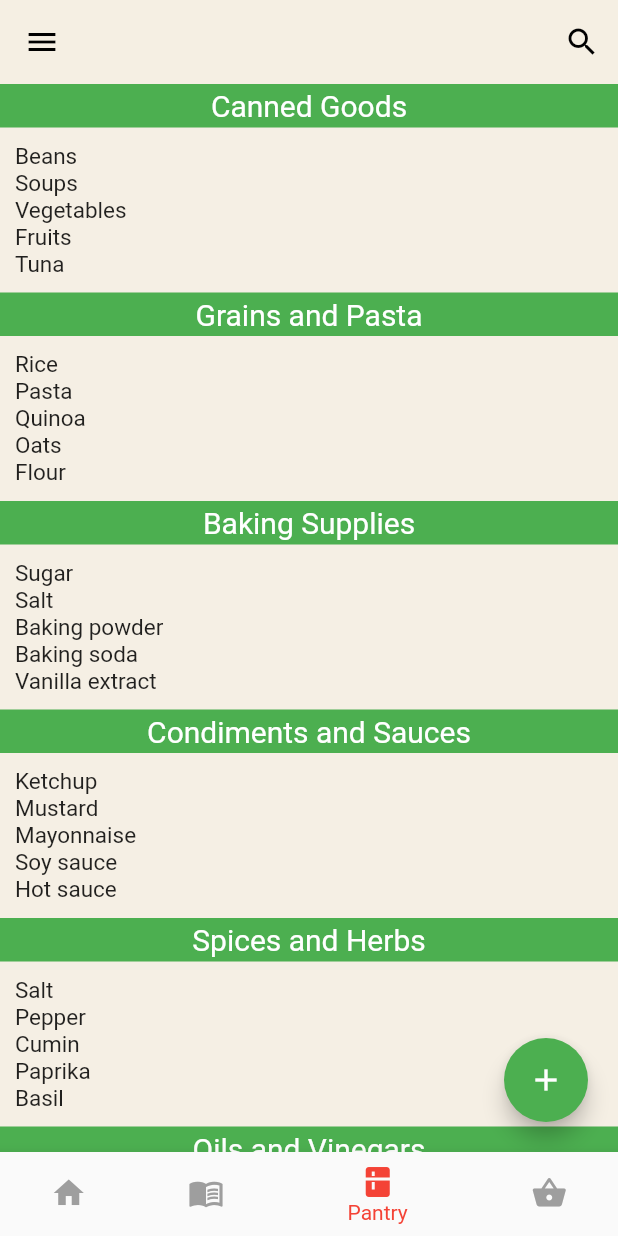
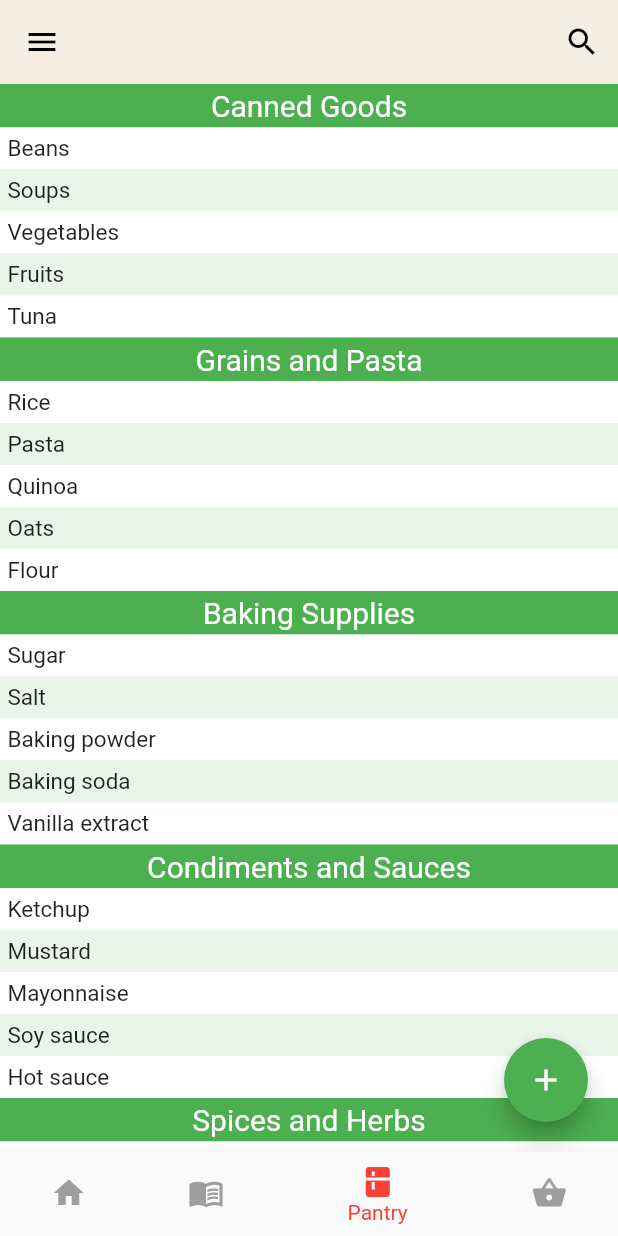
Before and after one commit to QuinAiton/Pantry, a Flutter app: the screen it shows after launch, item 3 of the bottom bar chosen, on a phone screen of 412 x 824 dp. Run offline on Flutter 3.47's test engine with Material 2 defaults, Android fonts, the phone set to English and light mode, and no system bars; our stand-ins replace flutter_dotenv; network calls fail.

Commit message:
Updates styling of pantry

```diff
--- a/lib/pages/Pantry.dart
+++ b/lib/pages/Pantry.dart
@@ -73,25 +73,39 @@ class _PantryState extends State<Pantry> {
                     padding: const EdgeInsets.all(3.0),
                     child: Text(
                       item['category'].toString(),
-                      style: TextStyle(fontSize: 20, color: Colors.white),
+                      style: const TextStyle(fontSize: 20, color: Colors.white),
                       textAlign: TextAlign.center,
                     ),
                   ),
                 ), // Display the category
-                Padding(
-                  padding: const EdgeInsets.all(10.0),
-                  child: Column(
-                    crossAxisAlignment: CrossAxisAlignment.start,
-                    children:
-                        (item['items'] as List<dynamic>).map<Widget>((item) {
-                      return Text(
-                        item['name'].toString(),
-                        textAlign: TextAlign.start,
-                        style: TextStyle(fontSize: 15),
-                      ); // Display the items under the category
-                    }).toList(),
-                  ),
-                ),
+                Column(
+                  crossAxisAlignment: CrossAxisAlignment.start,
+                  children: (item['items'] as List<dynamic>)
+                      .asMap()
+                      .entries
+                      .map<Widget>((entry) {
+                    final index = entry.key;
+                    final item = entry.value;
+
+                    return Container(
+                      color: index % 2 == 1 ? Colors.green[50] : Colors.white,
+                      child: Padding(
+                        padding: const EdgeInsets.all(5.0),
+                        child: SizedBox(
+                          width: double
+                              .infinity, // Set the width to double.infinity
+                          child: Text(
+                            item['name'].toString(),
+                            textAlign: TextAlign.start,
+                            style: const TextStyle(
+                              fontSize: 15,
+                            ),
+                          ),
+                        ),
+                      ),
+                    );
+                  }).toList(),
+                )
               ],
             );
           },
```
